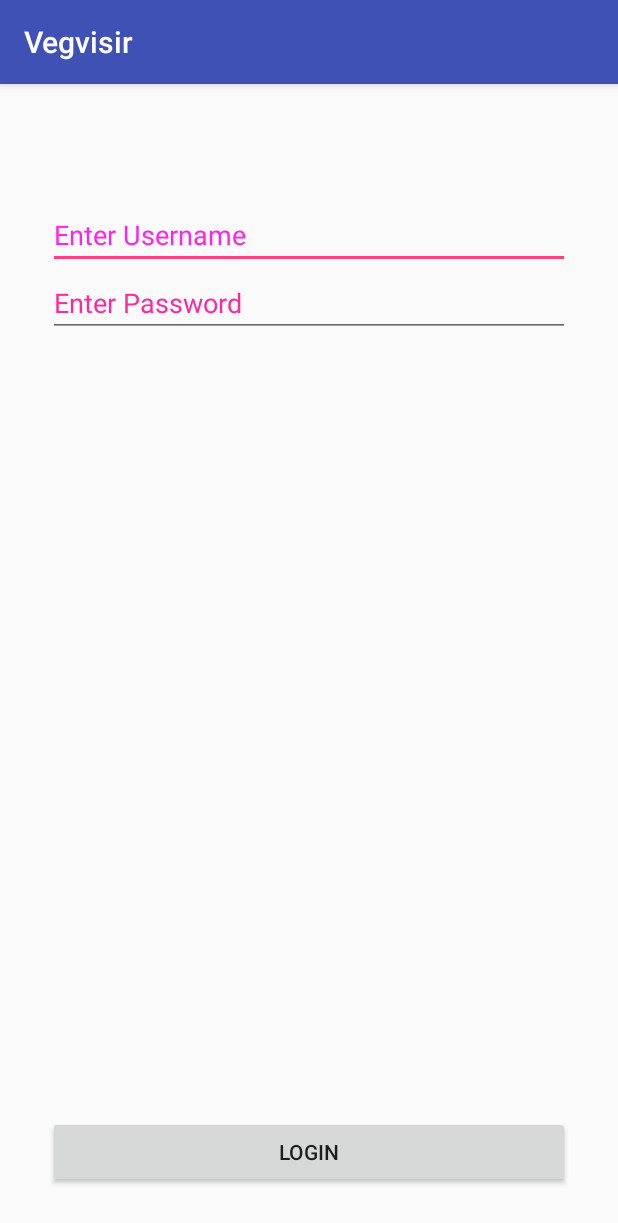
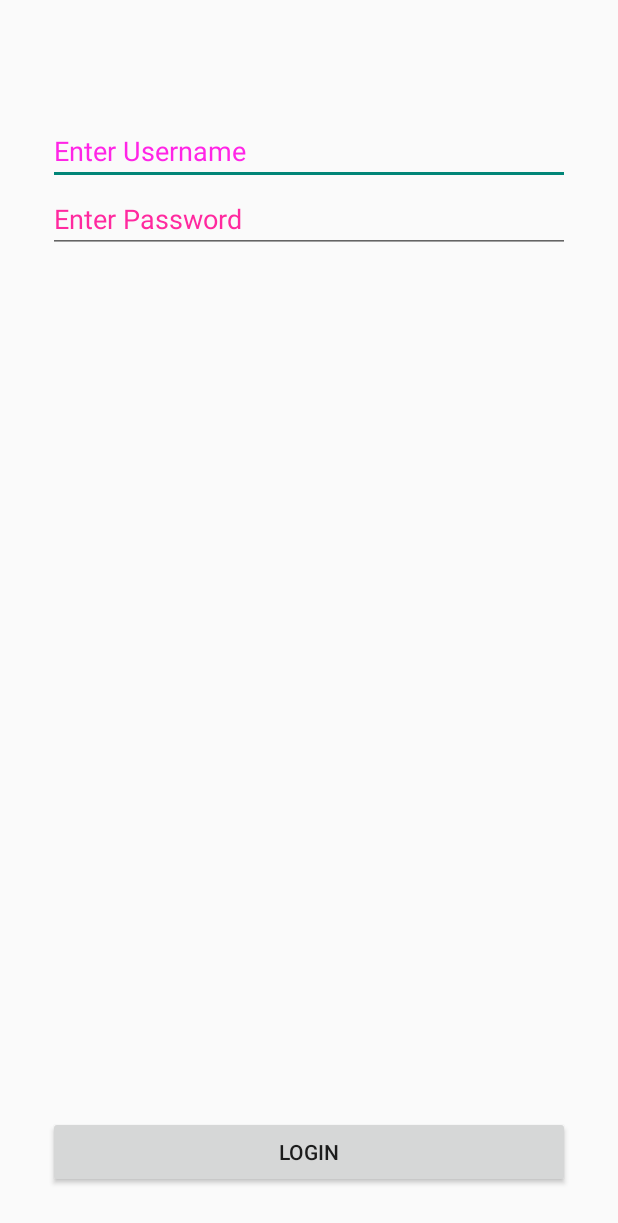
Before and after one commit to SolidGrapes/vegvisir, an Android app: the screen it shows after launch (LoginActivity), on a phone screen of 412 x 824 dp. Shown: the top 1223 px of the screen. Run offline under Robolectric (Android 15) with nearby library versions, the phone set to English and light mode, and no system bars.

Commit message:
Removed title bar so that MotionEvent coordinates match with View coordinates

```diff
--- a/app/src/main/AndroidManifest.xml
+++ b/app/src/main/AndroidManifest.xml
@@ -8,7 +8,7 @@
         android:label="@string/app_name"
         android:roundIcon="@mipmap/ic_launcher_round"
         android:supportsRtl="true"
-        android:theme="@style/AppTheme">
+        android:theme="@style/AppTheme.NoActionBar">
 
         <activity android:name=".presentation.LoginActivity">
             <intent-filter>
--- a/app/src/main/java/edu/cornell/em577/tamperprooflogging/presentation/BlockChainBrowserActivity.kt
+++ b/app/src/main/java/edu/cornell/em577/tamperprooflogging/presentation/BlockChainBrowserActivity.kt
@@ -37,7 +37,7 @@ class BlockChainBrowserActivity : AppCompatActivity() {
         }
 
         override fun onSingleTapUp(e: MotionEvent?): Boolean {
-            val blockTapped = activity.browserView?.getCanvasBlock(e?.x!!.toInt(), e.y.toInt() - 60)
+            val blockTapped = activity.browserView?.getCanvasBlock(e?.x!!.toInt(), e.y.toInt())
             if (blockTapped != null) {
                 val intent = Intent(activity, ViewBlockActivity::class.java)
                 intent.putExtra("SignedBlock", blockTapped.toProto().toByteArray())
--- a/app/src/main/java/edu/cornell/em577/tamperprooflogging/presentation/LoginActivity.kt
+++ b/app/src/main/java/edu/cornell/em577/tamperprooflogging/presentation/LoginActivity.kt
@@ -4,8 +4,10 @@ import android.content.Intent
 import android.os.Bundle
 import android.support.v4.content.ContextCompat
 import android.support.v7.app.AppCompatActivity
+import android.util.Log
 import android.view.View
 import android.widget.EditText
+import android.widget.RelativeLayout
 import android.widget.TextView
 import edu.cornell.em577.tamperprooflogging.R
 import edu.cornell.em577.tamperprooflogging.data.source.UserDataRepository
--- a/app/src/main/res/values/styles.xml
+++ b/app/src/main/res/values/styles.xml
@@ -1,11 +1,10 @@
 <resources>
 
     <!-- Base application theme. -->
-    <style name="AppTheme" parent="Theme.AppCompat.Light.DarkActionBar">
-        <!-- Customize your theme here. -->
-        <item name="colorPrimary">@color/colorPrimary</item>
-        <item name="colorPrimaryDark">@color/colorPrimaryDark</item>
-        <item name="colorAccent">@color/colorAccent</item>
+    <style name="AppTheme.NoActionBar" parent="Theme.AppCompat.Light.DarkActionBar">
+        <item name="windowActionBar">false</item>
+        <item name="windowNoTitle">true</item>
+        <item name="android:windowFullscreen">true</item>
     </style>
 
 </resources>
```
